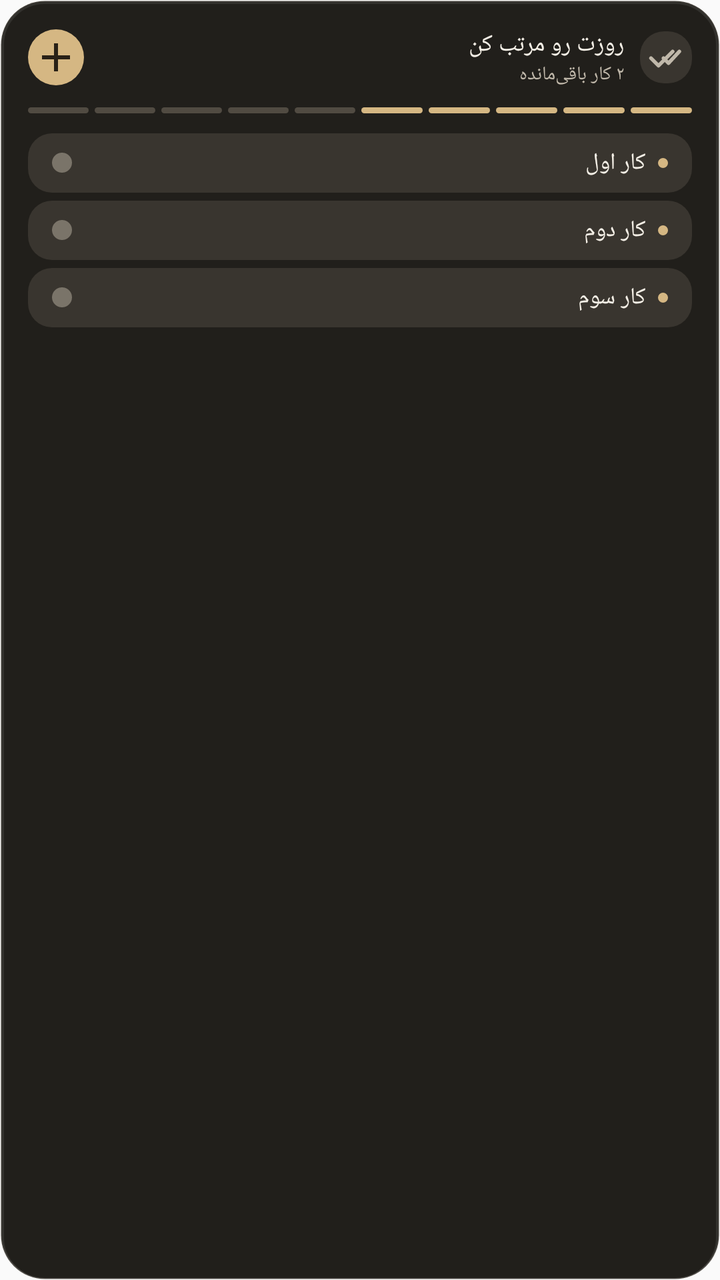
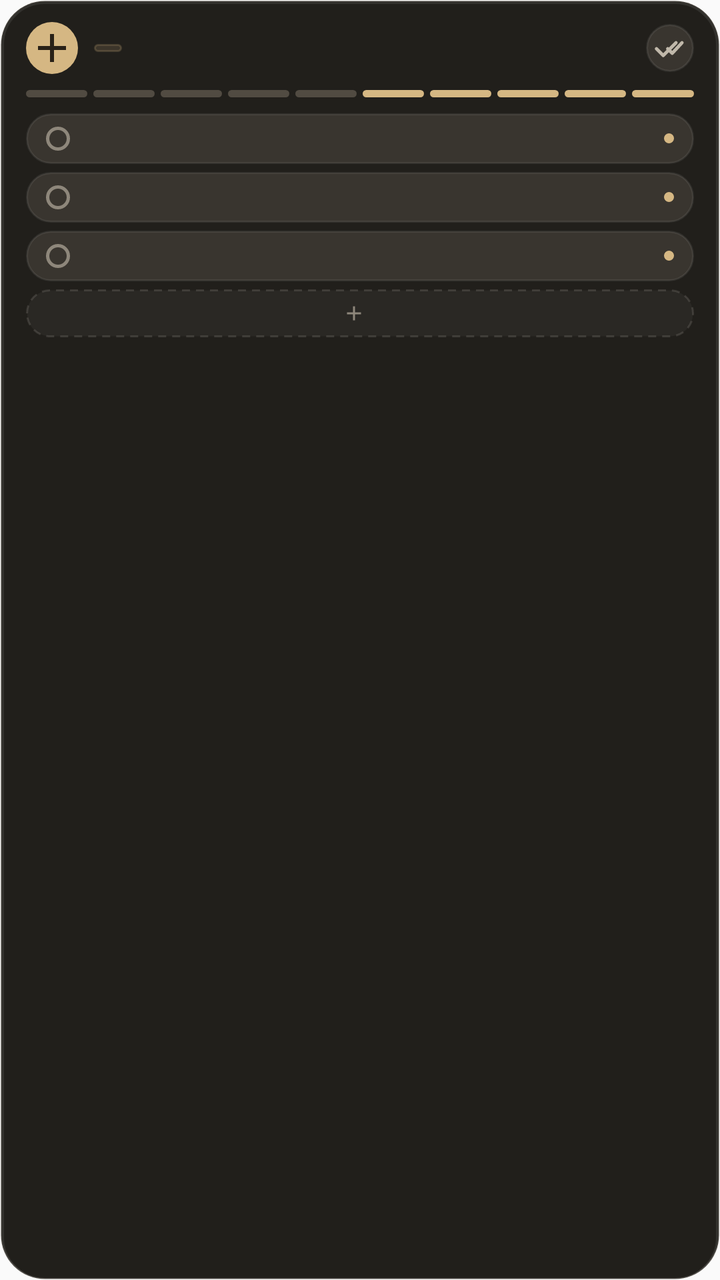

An Android layout rendered at two revisions. The XML below is the earlier revision; the diff shows what the commit changed to produce the second picture.
<!-- AndroidManifest.xml: application theme AppTheme -->
<!-- res/layout/widget_large.xml -->
<?xml version="1.0" encoding="utf-8"?>
<LinearLayout xmlns:android="http://schemas.android.com/apk/res/android"
    android:id="@+id/widget_large_root"
    android:layout_width="match_parent"
    android:layout_height="match_parent"
    android:background="@drawable/widget_bg_b"
    android:orientation="vertical"
    android:padding="14dp">

    
    <LinearLayout
        android:layout_width="match_parent"
        android:layout_height="wrap_content"
        android:gravity="center_vertical"
        android:orientation="horizontal">

        
        <ImageButton
            android:id="@+id/widget_large_add_btn"
            android:layout_width="28dp"
            android:layout_height="28dp"
            android:background="@drawable/widget_btn_bg_b"
            android:contentDescription="افزودن کار"
            android:src="@drawable/ic_widget_plus"
            android:tint="@color/ted_b_button_text"
            android:padding="7dp" />

        
        <ImageView
            android:layout_width="0dp"
            android:layout_height="0dp"
            android:layout_weight="1" />

        
        <LinearLayout
            android:layout_width="wrap_content"
            android:layout_height="wrap_content"
            android:gravity="center_vertical"
            android:orientation="horizontal">

            <LinearLayout
                android:layout_width="wrap_content"
                android:layout_height="wrap_content"
                android:gravity="end"
                android:orientation="vertical">

                <TextView
                    android:id="@+id/widget_large_headline"
                    android:layout_width="wrap_content"
                    android:layout_height="wrap_content"
                    android:fontFamily="sans-serif-bold"
                    android:text="روزت رو مرتب کن"
                    android:textColor="@color/ted_b_text"
                    android:textSize="12sp" />

                <TextView
                    android:id="@+id/widget_large_sub"
                    android:layout_width="wrap_content"
                    android:layout_height="wrap_content"
                    android:fontFamily="sans-serif"
                    android:text="۲ کار باقی‌مانده"
                    android:textColor="@color/ted_b_secondary"
                    android:textSize="9.5sp" />
            </LinearLayout>

            
            <ImageView
                android:layout_width="26dp"
                android:layout_height="26dp"
                android:layout_marginStart="8dp"
                android:background="@drawable/widget_task_bg_b"
                android:contentDescription="Tedlist"
                android:src="@drawable/ic_widget_check_brand"
                android:padding="3dp" />
        </LinearLayout>
    </LinearLayout>

    
    <LinearLayout
        android:id="@+id/widget_large_segmented_progress"
        android:layout_width="match_parent"
        android:layout_height="wrap_content"
        android:layout_marginTop="10dp"
        android:layout_marginBottom="10dp"
        android:gravity="center_vertical"
        android:orientation="horizontal">

        <ImageView
            android:id="@+id/widget_seg_1"
            android:layout_width="0dp"
            android:layout_height="3dp"
            android:layout_weight="1"
            android:layout_marginEnd="3dp"
            android:src="@drawable/widget_segment_inactive" />

        <ImageView
            android:id="@+id/widget_seg_2"
            android:layout_width="0dp"
            android:layout_height="3dp"
            android:layout_weight="1"
            android:layout_marginEnd="3dp"
            android:src="@drawable/widget_segment_inactive" />

        <ImageView
            android:id="@+id/widget_seg_3"
            android:layout_width="0dp"
            android:layout_height="3dp"
            android:layout_weight="1"
            android:layout_marginEnd="3dp"
            android:src="@drawable/widget_segment_inactive" />

        <ImageView
            android:id="@+id/widget_seg_4"
            android:layout_width="0dp"
            android:layout_height="3dp"
            android:layout_weight="1"
            android:layout_marginEnd="3dp"
            android:src="@drawable/widget_segment_inactive" />

        <ImageView
            android:id="@+id/widget_seg_5"
            android:layout_width="0dp"
            android:layout_height="3dp"
            android:layout_weight="1"
            android:layout_marginEnd="3dp"
            android:src="@drawable/widget_segment_inactive" />

        <ImageView
            android:id="@+id/widget_seg_6"
            android:layout_width="0dp"
            android:layout_height="3dp"
            android:layout_weight="1"
            android:layout_marginEnd="3dp"
            android:src="@drawable/widget_segment_active" />

        <ImageView
            android:id="@+id/widget_seg_7"
            android:layout_width="0dp"
            android:layout_height="3dp"
            android:layout_weight="1"
            android:layout_marginEnd="3dp"
            android:src="@drawable/widget_segment_active" />

        <ImageView
            android:id="@+id/widget_seg_8"
            android:layout_width="0dp"
            android:layout_height="3dp"
            android:layout_weight="1"
            android:layout_marginEnd="3dp"
            android:src="@drawable/widget_segment_active" />

        <ImageView
            android:id="@+id/widget_seg_9"
            android:layout_width="0dp"
            android:layout_height="3dp"
            android:layout_weight="1"
            android:layout_marginEnd="3dp"
            android:src="@drawable/widget_segment_active" />

        <ImageView
            android:id="@+id/widget_seg_10"
            android:layout_width="0dp"
            android:layout_height="3dp"
            android:layout_weight="1"
            android:src="@drawable/widget_segment_active" />
    </LinearLayout>

    
    <LinearLayout
        android:id="@+id/widget_large_tasks_container"
        android:layout_width="match_parent"
        android:layout_height="wrap_content"
        android:orientation="vertical">

        
        <LinearLayout
            android:id="@+id/widget_task_1"
            android:layout_width="match_parent"
            android:layout_height="wrap_content"
            android:background="@drawable/widget_task_bg_b"
            android:gravity="center_vertical"
            android:orientation="horizontal"
            android:paddingStart="12dp"
            android:paddingTop="7dp"
            android:paddingEnd="12dp"
            android:paddingBottom="7dp"
            android:layout_marginBottom="4dp">

            <ImageView
                android:layout_width="10dp"
                android:layout_height="10dp"
                android:src="@drawable/widget_task_radio_b" />

            <ImageView
                android:layout_width="0dp"
                android:layout_height="0dp"
                android:layout_weight="1" />

            <TextView
                android:id="@+id/widget_task_1_title"
                android:layout_width="wrap_content"
                android:layout_height="wrap_content"
                android:ellipsize="end"
                android:maxLines="1"
                android:text="کار اول"
                android:textColor="@color/ted_b_text"
                android:textSize="11.5sp"
                android:fontFamily="sans-serif-medium" />

            <ImageView
                android:id="@+id/widget_task_1_dot"
                android:layout_width="5dp"
                android:layout_height="5dp"
                android:layout_marginStart="6dp"
                android:src="@drawable/widget_dot_amber" />
        </LinearLayout>

        
        <LinearLayout
            android:id="@+id/widget_task_2"
            android:layout_width="match_parent"
            android:layout_height="wrap_content"
            android:background="@drawable/widget_task_bg_b"
            android:gravity="center_vertical"
            android:orientation="horizontal"
            android:paddingStart="12dp"
            android:paddingTop="7dp"
            android:paddingEnd="12dp"
            android:paddingBottom="7dp"
            android:layout_marginBottom="4dp">

            <ImageView
                android:layout_width="10dp"
                android:layout_height="10dp"
                android:src="@drawable/widget_task_radio_b" />

            <ImageView
                android:layout_width="0dp"
                android:layout_height="0dp"
                android:layout_weight="1" />

            <TextView
                android:id="@+id/widget_task_2_title"
                android:layout_width="wrap_content"
                android:layout_height="wrap_content"
                android:ellipsize="end"
                android:maxLines="1"
                android:text="کار دوم"
                android:textColor="@color/ted_b_text"
                android:textSize="11.5sp"
                android:fontFamily="sans-serif-medium" />

            <ImageView
                android:id="@+id/widget_task_2_dot"
                android:layout_width="5dp"
                android:layout_height="5dp"
                android:layout_marginStart="6dp"
                android:src="@drawable/widget_dot_amber" />
        </LinearLayout>

        
        <LinearLayout
            android:id="@+id/widget_task_3"
            android:layout_width="match_parent"
            android:layout_height="wrap_content"
            android:background="@drawable/widget_task_bg_b"
            android:gravity="center_vertical"
            android:orientation="horizontal"
            android:paddingStart="12dp"
            android:paddingTop="7dp"
            android:paddingEnd="12dp"
            android:paddingBottom="7dp">

            <ImageView
                android:layout_width="10dp"
                android:layout_height="10dp"
                android:src="@drawable/widget_task_radio_b" />

            <ImageView
                android:layout_width="0dp"
                android:layout_height="0dp"
                android:layout_weight="1" />

            <TextView
                android:id="@+id/widget_task_3_title"
                android:layout_width="wrap_content"
                android:layout_height="wrap_content"
                android:ellipsize="end"
                android:maxLines="1"
                android:text="کار سوم"
                android:textColor="@color/ted_b_text"
                android:textSize="11.5sp"
                android:fontFamily="sans-serif-medium" />

            <ImageView
                android:id="@+id/widget_task_3_dot"
                android:layout_width="5dp"
                android:layout_height="5dp"
                android:layout_marginStart="6dp"
                android:src="@drawable/widget_dot_amber" />
        </LinearLayout>
    </LinearLayout>

    
    <TextView
        android:id="@+id/widget_large_empty"
        android:layout_width="match_parent"
        android:layout_height="wrap_content"
        android:gravity="center"
        android:paddingTop="14dp"
        android:paddingBottom="14dp"
        android:text="همه کارهای امروز تمام شد! ✨"
        android:textColor="@color/ted_b_secondary"
        android:textSize="11.5sp"
        android:fontFamily="sans-serif-medium"
        android:visibility="gone" />
</LinearLayout>
<!-- resources referenced by this layout -->
<resources>
  <color name="ted_b_button_text">#292117</color>
  <color name="ted_b_secondary">#C0B8AA</color>
  <color name="ted_b_text">#F4EFE6</color>
  <!-- drawable widget_dot_amber (drawable) -->
  <?xml version="1.0" encoding="utf-8"?>
  <shape xmlns:android="http://schemas.android.com/apk/res/android"
      android:shape="oval">
      <solid android:color="@color/ted_b_accent" />
  </shape>
  <!-- drawable widget_segment_active (drawable) -->
  <?xml version="1.0" encoding="utf-8"?>
  <shape xmlns:android="http://schemas.android.com/apk/res/android"
      android:shape="rectangle">
      <solid android:color="@color/ted_b_accent" />
      <corners android:radius="2dp" />
  </shape>
  <!-- drawable widget_segment_inactive (drawable) -->
  <?xml version="1.0" encoding="utf-8"?>
  <shape xmlns:android="http://schemas.android.com/apk/res/android"
      android:shape="rectangle">
      <solid android:color="@color/ted_b_track" />
      <corners android:radius="2dp" />
  </shape>
  <!-- drawable widget_task_bg_b (drawable) -->
  <?xml version="1.0" encoding="utf-8"?>
  <shape xmlns:android="http://schemas.android.com/apk/res/android" android:shape="rectangle">
      <solid android:color="@color/ted_b_task" />
      <corners android:radius="12dp" />
  </shape>
  <!-- drawable widget_task_radio_b (drawable) -->
  <?xml version="1.0" encoding="utf-8"?>
  <shape xmlns:android="http://schemas.android.com/apk/res/android"
      android:shape="oval">
      <solid android:color="#7A7469" />
  </shape>
  <style name="AppTheme" parent="Theme.AppCompat.Light.DarkActionBar">
          
          <item name="colorPrimary">@color/colorPrimary</item>
          <item name="colorPrimaryDark">@color/colorPrimaryDark</item>
          <item name="colorAccent">@color/colorAccent</item>
      </style>
  <color name="ted_b_bg">#211F1B</color>
  <color name="ted_b_border">#26F6EDE1</color>
  <color name="ted_b_rim">#14FFFFFF</color>
  <color name="ted_b_accent">#D5B783</color>
  <color name="ted_b_track">#514B42</color>
  <color name="ted_b_task">#39352F</color>
  <color name="colorPrimary">#6366f1</color>
  <color name="colorPrimaryDark">#4f46e5</color>
  <color name="colorAccent">#818cf8</color>
  <!-- unchanged entries left out for length: 4 -->
</resources>

<!-- the commit's change to res/layout/widget_large.xml (unified diff, before → after) -->
@@ -5,7 +5,10 @@
     android:layout_height="match_parent"
     android:background="@drawable/widget_bg_b"
     android:orientation="vertical"
-    android:padding="14dp">
+    android:paddingStart="13dp"
+    android:paddingTop="11dp"
+    android:paddingEnd="13dp"
+    android:paddingBottom="11dp">
 
     
     <LinearLayout
@@ -17,13 +20,33 @@
         
         <ImageButton
             android:id="@+id/widget_large_add_btn"
-            android:layout_width="28dp"
-            android:layout_height="28dp"
+            android:layout_width="26dp"
+            android:layout_height="26dp"
             android:background="@drawable/widget_btn_bg_b"
             android:contentDescription="افزودن کار"
             android:src="@drawable/ic_widget_plus"
             android:tint="@color/ted_b_button_text"
-            android:padding="7dp" />
+            android:padding="6.5dp" />
+
+        
+        <FrameLayout
+            android:id="@+id/widget_large_percent_container"
+            android:layout_width="wrap_content"
+            android:layout_height="wrap_content"
+            android:layout_marginStart="8dp"
+            android:background="@drawable/widget_pill_bg"
+            android:paddingStart="7dp"
+            android:paddingTop="2dp"
+            android:paddingEnd="7dp"
+            android:paddingBottom="2dp">
+
+            <ImageView
+                android:id="@+id/widget_large_percent_img"
+                android:layout_width="wrap_content"
+                android:layout_height="wrap_content"
+                android:adjustViewBounds="true"
+                android:contentDescription="Percent" />
+        </FrameLayout>
 
         
         <ImageView
@@ -35,7 +58,7 @@
         <LinearLayout
             android:layout_width="wrap_content"
             android:layout_height="wrap_content"
-            android:gravity="center_vertical"
+            android:gravity="center_vertical|end"
             android:orientation="horizontal">
 
             <LinearLayout
@@ -44,30 +67,27 @@
                 android:gravity="end"
                 android:orientation="vertical">
 
-                <TextView
-                    android:id="@+id/widget_large_headline"
+                <ImageView
+                    android:id="@+id/widget_large_headline_img"
                     android:layout_width="wrap_content"
                     android:layout_height="wrap_content"
-                    android:fontFamily="sans-serif-bold"
-                    android:text="روزت رو مرتب کن"
-                    android:textColor="@color/ted_b_text"
-                    android:textSize="12sp" />
-
-                <TextView
-                    android:id="@+id/widget_large_sub"
+                    android:adjustViewBounds="true"
+                    android:contentDescription="Headline" />
+
+                <ImageView
+                    android:id="@+id/widget_large_sub_img"
                     android:layout_width="wrap_content"
                     android:layout_height="wrap_content"
-                    android:fontFamily="sans-serif"
-                    android:text="۲ کار باقی‌مانده"
-                    android:textColor="@color/ted_b_secondary"
-                    android:textSize="9.5sp" />
+                    android:layout_marginTop="1.5dp"
+                    android:adjustViewBounds="true"
+                    android:contentDescription="Subtitle" />
             </LinearLayout>
 
             
             <ImageView
-                android:layout_width="26dp"
-                android:layout_height="26dp"
-                android:layout_marginStart="8dp"
+                android:layout_width="24dp"
+                android:layout_height="24dp"
+                android:layout_marginStart="7dp"
                 android:background="@drawable/widget_task_bg_b"
                 android:contentDescription="Tedlist"
                 android:src="@drawable/ic_widget_check_brand"
@@ -80,15 +100,15 @@
         android:id="@+id/widget_large_segmented_progress"
         android:layout_width="match_parent"
         android:layout_height="wrap_content"
-        android:layout_marginTop="10dp"
-        android:layout_marginBottom="10dp"
+        android:layout_marginTop="8dp"
+        android:layout_marginBottom="8dp"
         android:gravity="center_vertical"
         android:orientation="horizontal">
 
         <ImageView
             android:id="@+id/widget_seg_1"
             android:layout_width="0dp"
-            android:layout_height="3dp"
+            android:layout_height="3.5dp"
             android:layout_weight="1"
             android:layout_marginEnd="3dp"
             android:src="@drawable/widget_segment_inactive" />
@@ -96,7 +116,7 @@
         <ImageView
             android:id="@+id/widget_seg_2"
             android:layout_width="0dp"
-            android:layout_height="3dp"
+            android:layout_height="3.5dp"
             android:layout_weight="1"
             android:layout_marginEnd="3dp"
             android:src="@drawable/widget_segment_inactive" />
@@ -104,7 +124,7 @@
         <ImageView
             android:id="@+id/widget_seg_3"
             android:layout_width="0dp"
-            android:layout_height="3dp"
+            android:layout_height="3.5dp"
             android:layout_weight="1"
             android:layout_marginEnd="3dp"
             android:src="@drawable/widget_segment_inactive" />
@@ -112,7 +132,7 @@
         <ImageView
             android:id="@+id/widget_seg_4"
             android:layout_width="0dp"
-            android:layout_height="3dp"
+            android:layout_height="3.5dp"
             android:layout_weight="1"
             android:layout_marginEnd="3dp"
             android:src="@drawable/widget_segment_inactive" />
@@ -120,7 +140,7 @@
         <ImageView
             android:id="@+id/widget_seg_5"
             android:layout_width="0dp"
-            android:layout_height="3dp"
+            android:layout_height="3.5dp"
             android:layout_weight="1"
             android:layout_marginEnd="3dp"
             android:src="@drawable/widget_segment_inactive" />
@@ -128,7 +148,7 @@
         <ImageView
             android:id="@+id/widget_seg_6"
             android:layout_width="0dp"
-            android:layout_height="3dp"
+            android:layout_height="3.5dp"
             android:layout_weight="1"
             android:layout_marginEnd="3dp"
             android:src="@drawable/widget_segment_active" />
@@ -136,7 +156,7 @@
         <ImageView
             android:id="@+id/widget_seg_7"
             android:layout_width="0dp"
-            android:layout_height="3dp"
+            android:layout_height="3.5dp"
             android:layout_weight="1"
             android:layout_marginEnd="3dp"
             android:src="@drawable/widget_segment_active" />
@@ -144,7 +164,7 @@
         <ImageView
             android:id="@+id/widget_seg_8"
             android:layout_width="0dp"
-            android:layout_height="3dp"
+            android:layout_height="3.5dp"
             android:layout_weight="1"
             android:layout_marginEnd="3dp"
             android:src="@drawable/widget_segment_active" />
@@ -152,7 +172,7 @@
         <ImageView
             android:id="@+id/widget_seg_9"
             android:layout_width="0dp"
-            android:layout_height="3dp"
+            android:layout_height="3.5dp"
             android:layout_weight="1"
             android:layout_marginEnd="3dp"
             android:src="@drawable/widget_segment_active" />
@@ -160,7 +180,7 @@
         <ImageView
             android:id="@+id/widget_seg_10"
             android:layout_width="0dp"
-            android:layout_height="3dp"
+            android:layout_height="3.5dp"
             android:layout_weight="1"
             android:src="@drawable/widget_segment_active" />
     </LinearLayout>
@@ -180,32 +200,28 @@
             android:background="@drawable/widget_task_bg_b"
             android:gravity="center_vertical"
             android:orientation="horizontal"
-            android:paddingStart="12dp"
-            android:paddingTop="7dp"
-            android:paddingEnd="12dp"
-            android:paddingBottom="7dp"
+            android:paddingStart="10dp"
+            android:paddingTop="6.5dp"
+            android:paddingEnd="10dp"
+            android:paddingBottom="6.5dp"
             android:layout_marginBottom="4dp">
 
             <ImageView
-                android:layout_width="10dp"
-                android:layout_height="10dp"
-                android:src="@drawable/widget_task_radio_b" />
+                android:layout_width="12dp"
+                android:layout_height="12dp"
+                android:src="@drawable/widget_task_radio_ring" />
 
             <ImageView
                 android:layout_width="0dp"
                 android:layout_height="0dp"
                 android:layout_weight="1" />
 
-            <TextView
-                android:id="@+id/widget_task_1_title"
-                android:layout_width="wrap_content"
-                android:layout_height="wrap_content"
-                android:ellipsize="end"
-                android:maxLines="1"
-                android:text="کار اول"
-                android:textColor="@color/ted_b_text"
-                android:textSize="11.5sp"
-                android:fontFamily="sans-serif-medium" />
+            <ImageView
+                android:id="@+id/widget_task_1_title_img"
+                android:layout_width="wrap_content"
+                android:layout_height="wrap_content"
+                android:adjustViewBounds="true"
+                android:contentDescription="Task 1" />
 
             <ImageView
                 android:id="@+id/widget_task_1_dot"
@@ -223,32 +239,28 @@
             android:background="@drawable/widget_task_bg_b"
             android:gravity="center_vertical"
             android:orientation="horizontal"
-            android:paddingStart="12dp"
-            android:paddingTop="7dp"
-            android:paddingEnd="12dp"
-            android:paddingBottom="7dp"
+            android:paddingStart="10dp"
+            android:paddingTop="6.5dp"
+            android:paddingEnd="10dp"
+            android:paddingBottom="6.5dp"
             android:layout_marginBottom="4dp">
 
             <ImageView
-                android:layout_width="10dp"
-                android:layout_height="10dp"
-                android:src="@drawable/widget_task_radio_b" />
+                android:layout_width="12dp"
+                android:layout_height="12dp"
+                android:src="@drawable/widget_task_radio_ring" />
 
             <ImageView
                 android:layout_width="0dp"
                 android:layout_height="0dp"
                 android:layout_weight="1" />
 
-            <TextView
-                android:id="@+id/widget_task_2_title"
-                android:layout_width="wrap_content"
-                android:layout_height="wrap_content"
-                android:ellipsize="end"
-                android:maxLines="1"
-                android:text="کار دوم"
-                android:textColor="@color/ted_b_text"
-                android:textSize="11.5sp"
-                android:fontFamily="sans-serif-medium" />
+            <ImageView
+                android:id="@+id/widget_task_2_title_img"
+                android:layout_width="wrap_content"
+                android:layout_height="wrap_content"
+                android:adjustViewBounds="true"
+                android:contentDescription="Task 2" />
 
             <ImageView
                 android:id="@+id/widget_task_2_dot"
@@ -266,31 +278,28 @@
             android:background="@drawable/widget_task_bg_b"
             android:gravity="center_vertical"
             android:orientation="horizontal"
-            android:paddingStart="12dp"
-            android:paddingTop="7dp"
-            android:paddingEnd="12dp"
-            android:paddingBottom="7dp">
-
-            <ImageView
-                android:layout_width="10dp"
-                android:layout_height="10dp"
-                android:src="@drawable/widget_task_radio_b" />
+            android:paddingStart="10dp"
+            android:paddingTop="6.5dp"
+            android:paddingEnd="10dp"
+            android:paddingBottom="6.5dp"
+            android:layout_marginBottom="4dp">
+
+            <ImageView
+                android:layout_width="12dp"
+                android:layout_height="12dp"
+                android:src="@drawable/widget_task_radio_ring" />
 
             <ImageView
                 android:layout_width="0dp"
                 android:layout_height="0dp"
                 android:layout_weight="1" />
 
-            <TextView
-                android:id="@+id/widget_task_3_title"
-                android:layout_width="wrap_content"
-                android:layout_height="wrap_content"
-                android:ellipsize="end"
-                android:maxLines="1"
-                android:text="کار سوم"
-                android:textColor="@color/ted_b_text"
-                android:textSize="11.5sp"
-                android:fontFamily="sans-serif-medium" />
+            <ImageView
+                android:id="@+id/widget_task_3_title_img"
+                android:layout_width="wrap_content"
+                android:layout_height="wrap_content"
+                android:adjustViewBounds="true"
+                android:contentDescription="Task 3" />
 
             <ImageView
                 android:id="@+id/widget_task_3_dot"
@@ -299,19 +308,70 @@
                 android:layout_marginStart="6dp"
                 android:src="@drawable/widget_dot_amber" />
         </LinearLayout>
+
+        
+        <LinearLayout
+            android:id="@+id/widget_task_add_next"
+            android:layout_width="match_parent"
+            android:layout_height="wrap_content"
+            android:background="@drawable/widget_task_placeholder_bg"
+            android:gravity="center"
+            android:orientation="horizontal"
+            android:paddingStart="10dp"
+            android:paddingTop="6dp"
+            android:paddingEnd="10dp"
+            android:paddingBottom="6dp">
+
+            <ImageView
+                android:layout_width="12dp"
+                android:layout_height="12dp"
+                android:tint="@color/ted_b_muted"
+                android:src="@drawable/ic_widget_plus" />
+
+            <ImageView
+                android:id="@+id/widget_task_add_next_title_img"
+                android:layout_width="wrap_content"
+                android:layout_height="wrap_content"
+                android:layout_marginStart="6dp"
+                android:adjustViewBounds="true"
+                android:contentDescription="Add Next" />
+        </LinearLayout>
     </LinearLayout>
 
     
-    <TextView
-        android:id="@+id/widget_large_empty"
+    <LinearLayout
+        android:id="@+id/widget_large_empty_container"
         android:layout_width="match_parent"
         android:layout_height="wrap_content"
+        android:background="@drawable/widget_empty_state_card_bg"
         android:gravity="center"
-        android:paddingTop="14dp"
-        android:paddingBottom="14dp"
-        android:text="همه کارهای امروز تمام شد! ✨"
-        android:textColor="@color/ted_b_secondary"
-        android:textSize="11.5sp"
-        android:fontFamily="sans-serif-medium"
-        android:visibility="gone" />
+        android:orientation="vertical"
+        android:paddingTop="12dp"
+        android:paddingBottom="12dp"
+        android:paddingStart="16dp"
+        android:paddingEnd="16dp"
+        android:visibility="gone">
+
+        <ImageView
+            android:id="@+id/widget_large_empty_icon"
+            android:layout_width="22dp"
+            android:layout_height="22dp"
+            android:layout_marginBottom="5dp"
+            android:src="@drawable/ic_widget_check_circle" />
+
+        <ImageView
+            android:id="@+id/widget_large_empty_title_img"
+            android:layout_width="wrap_content"
+            android:layout_height="wrap_content"
+            android:adjustViewBounds="true"
+            android:contentDescription="Empty Title" />
+
+        <ImageView
+            android:id="@+id/widget_large_empty_sub_img"
+            android:layout_width="wrap_content"
+            android:layout_height="wrap_content"
+            android:layout_marginTop="2.5dp"
+            android:adjustViewBounds="true"
+            android:contentDescription="Empty Subtitle" />
+    </LinearLayout>
 </LinearLayout>
<!-- resource entries referenced after the edit -->
@@ -1,13 +1,38 @@
 <!-- resources referenced by this layout -->
 <resources>
   <color name="ted_b_button_text">#292117</color>
-  <color name="ted_b_secondary">#C0B8AA</color>
-  <color name="ted_b_text">#F4EFE6</color>
+  <color name="ted_b_muted">#8E877B</color>
+  <!-- drawable ic_widget_check_circle (drawable) -->
+  <vector xmlns:android="http://schemas.android.com/apk/res/android"
+      android:width="22dp"
+      android:height="22dp"
+      android:viewportWidth="24"
+      android:viewportHeight="24">
+      <path
+          android:fillColor="#55C79A"
+          android:pathData="M12,2 C6.48,2 2,6.48 2,12 C2,17.52 6.48,22 12,22 C17.52,22 22,17.52 22,12 C22,6.48 17.52,2 12,2 Z M10,17 L5,12 L6.41,10.59 L10,14.17 L17.59,6.58 L19,8 L10,17 Z" />
+  </vector>
   <!-- drawable widget_dot_amber (drawable) -->
   <?xml version="1.0" encoding="utf-8"?>
   <shape xmlns:android="http://schemas.android.com/apk/res/android"
       android:shape="oval">
       <solid android:color="@color/ted_b_accent" />
+  </shape>
+  <!-- drawable widget_empty_state_card_bg (drawable) -->
+  <?xml version="1.0" encoding="utf-8"?>
+  <shape xmlns:android="http://schemas.android.com/apk/res/android"
+      android:shape="rectangle">
+      <solid android:color="#28241F" />
+      <corners android:radius="14dp" />
+      <stroke android:width="1dp" android:color="#22F6EDE1" />
+  </shape>
+  <!-- drawable widget_pill_bg (drawable) -->
+  <?xml version="1.0" encoding="utf-8"?>
+  <shape xmlns:android="http://schemas.android.com/apk/res/android"
+      android:shape="rectangle">
+      <corners android:radius="10dp" />
+      <solid android:color="#26D5B783" />
+      <stroke android:width="1dp" android:color="#33D5B783" />
   </shape>
   <!-- drawable widget_segment_active (drawable) -->
   <?xml version="1.0" encoding="utf-8"?>
@@ -28,12 +53,27 @@
   <shape xmlns:android="http://schemas.android.com/apk/res/android" android:shape="rectangle">
       <solid android:color="@color/ted_b_task" />
       <corners android:radius="12dp" />
+      <stroke android:width="1dp" android:color="#14FFFFFF" />
   </shape>
-  <!-- drawable widget_task_radio_b (drawable) -->
+  <!-- drawable widget_task_placeholder_bg (drawable) -->
+  <?xml version="1.0" encoding="utf-8"?>
+  <shape xmlns:android="http://schemas.android.com/apk/res/android"
+      android:shape="rectangle">
+      <corners android:radius="12dp" />
+      <stroke
+          android:width="1dp"
+          android:color="#20F6EDE1"
+          android:dashWidth="4dp"
+          android:dashGap="3dp" />
+      <solid android:color="#0AFFFFFF" />
+  </shape>
+  <!-- drawable widget_task_radio_ring (drawable) -->
   <?xml version="1.0" encoding="utf-8"?>
   <shape xmlns:android="http://schemas.android.com/apk/res/android"
       android:shape="oval">
-      <solid android:color="#7A7469" />
+      <size android:width="12dp" android:height="12dp" />
+      <stroke android:width="1.5dp" android:color="#8E877B" />
+      <solid android:color="@android:color/transparent" />
   </shape>
   <style name="AppTheme" parent="Theme.AppCompat.Light.DarkActionBar">
           
